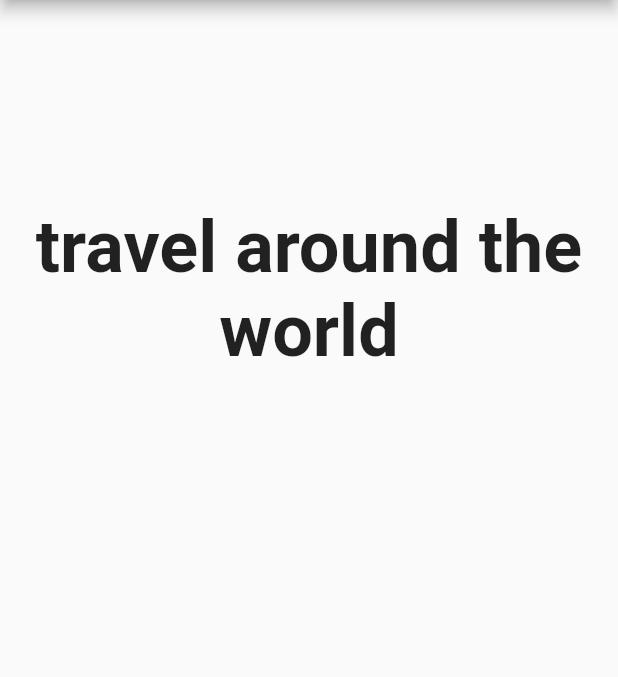
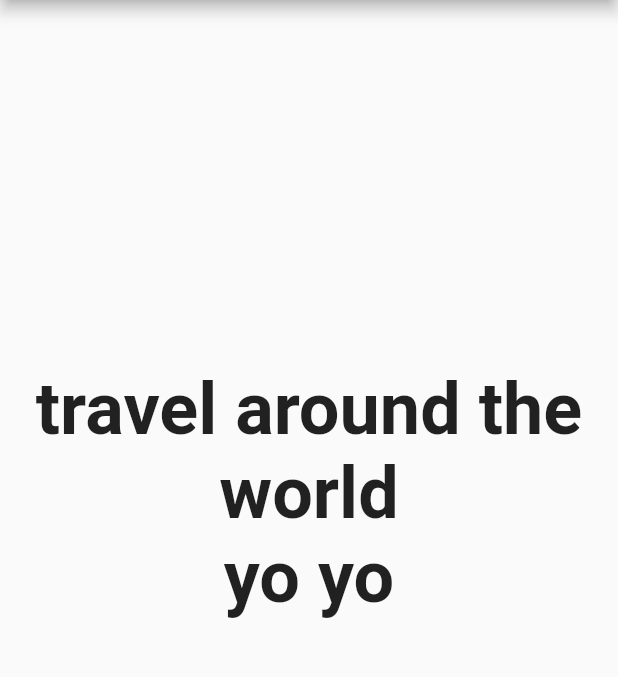
Before and after one commit to luc-vocab/AnkiReview_ui, a Flutter app: the screen it shows after launch, on a phone screen of 412 x 824 dp, the part 84-761 px from its top. Run offline on Flutter 3.47's test engine with Material 2 defaults, Android fonts, the phone set to English and light mode, and no system bars.

Commit message:
working synced swipe

```diff
--- a/lib/main.dart
+++ b/lib/main.dart
@@ -27,7 +27,8 @@ class CardState extends State<Card> with SingleTickerProviderStateMixin {
   var _dragStartOffset;
 
   var _fontSize = 48.0;
-  var _padding = 0.0;
+  static const _padding = 28.0;
+  var _questionBottomPadding = 0.0;
 
   initState() {
     super.initState();
@@ -36,34 +37,73 @@ class CardState extends State<Card> with SingleTickerProviderStateMixin {
 
   @override
   Widget build(BuildContext context) {
-    Widget question = Container(
-        padding:  EdgeInsets.only(bottom: _padding),
-        child: Center (
-            child: Text(
+
+    var questionText = Text(
       "travel around the world",
       style: TextStyle(
         fontWeight: FontWeight.bold,
         fontSize: _fontSize,
       ),
       textAlign: TextAlign.center,
-            )
-        ),
     );
 
-    Widget answer = Container(
-        padding:  EdgeInsets.only(top: _padding),
-        child: Text(
+    var answerText = Text(
         "wàan jàu sâi gâai 環遊世界",
         style: TextStyle(
           fontWeight: FontWeight.bold,
           fontSize: _fontSize,
         ),
         textAlign: TextAlign.center
-      )
+    );
+
+
+    Widget question = Container(
+            padding: EdgeInsets.only(bottom: _padding),
+            alignment: Alignment.bottomCenter,
+            child: questionText
+    );
+
+    Widget answer = Container(
+        padding:  EdgeInsets.only(top: _padding),
+        alignment: Alignment.topCenter,
+        child: answerText
 
     );
 
-    var children = [question, answer];
+    var underneath = Container(
+        padding: EdgeInsets.only(bottom: _questionBottomPadding),
+        alignment: Alignment.center,
+        child: Text(
+        "yo yo",
+        style: TextStyle(
+          fontWeight: FontWeight.bold,
+          fontSize: _fontSize,
+        ),
+        textAlign: TextAlign.center,
+      )
+    );
+
+    var pageView = PageView(
+        scrollDirection: Axis.vertical,
+        children: [
+          Container(),
+          answer
+        ]
+    );
+
+    var scrollNotification = NotificationListener<ScrollNotification>(
+      onNotification: (ScrollNotification notification) {
+        var metrics = notification.metrics;
+        //print(metrics.extentBefore);
+        //print(metrics.viewportDimension);
+        //print(metrics.extentBefore);
+        //print(metrics.extentInside);
+        setState(() {
+          _questionBottomPadding = metrics.extentBefore;
+        });
+      },
+      child: pageView,
+    );
 
     var card = Column(
       children: [
@@ -71,18 +111,21 @@ class CardState extends State<Card> with SingleTickerProviderStateMixin {
           child: question,
         ),
         Expanded(
-          child: PageView(
-          scrollDirection: Axis.vertical,
-            children: [
-              Container(),
-              answer
-            ]
-          )
+          child: scrollNotification,
         )
       ]
     );
 
-    return card;
+
+    return Stack(
+      children: [
+        underneath,
+        card
+      ]
+    );
+
+
+    //return card;
 
   }
 }
```
Lines whose indentation alone changed are shown as unchanged.
